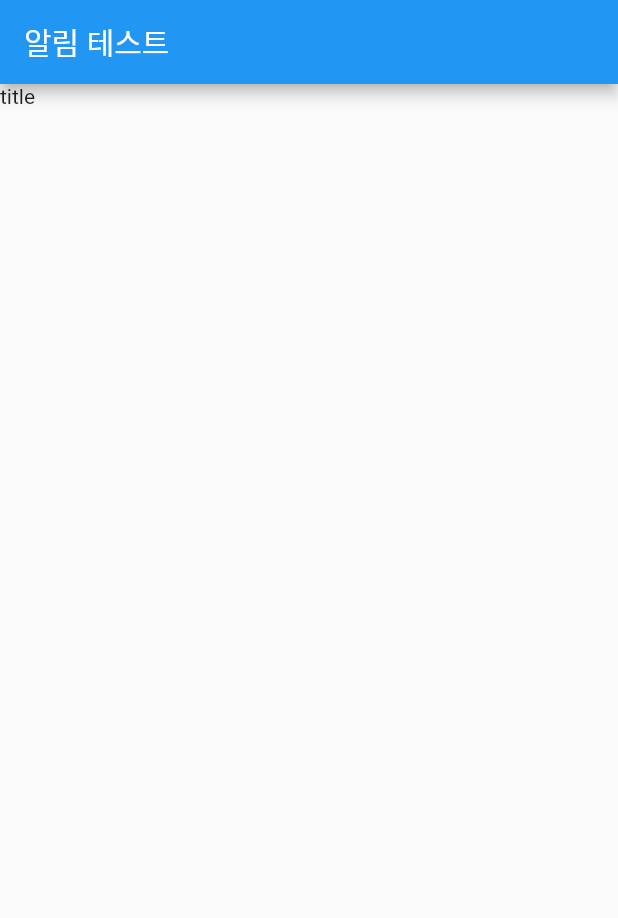
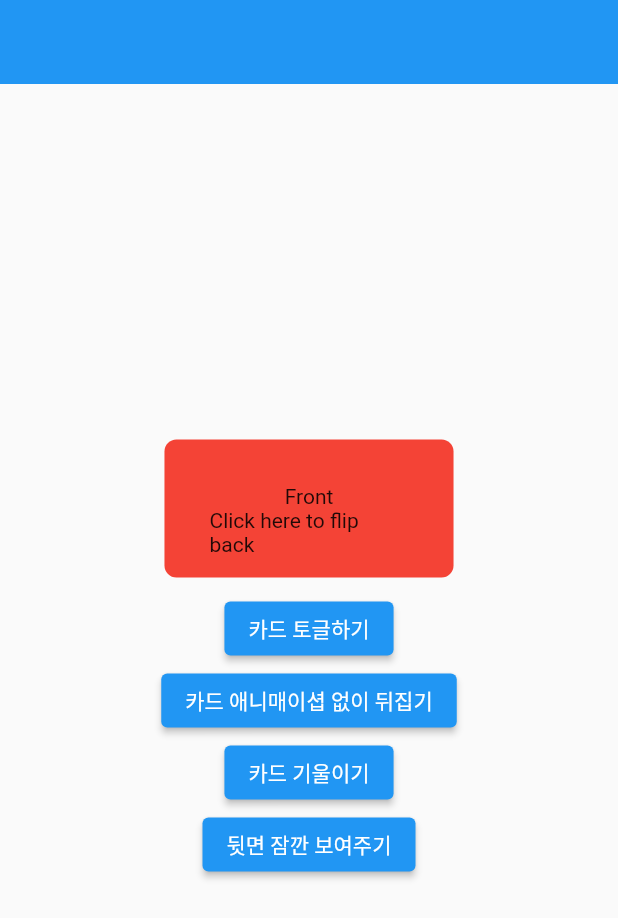
Before and after one commit to 96kyle/practiceLibrary, a Flutter app: the screen it shows after launch, on a phone screen of 412 x 824 dp. Shown: the top 918 px of the screen. Run offline on Flutter 3.47's test engine with Material 2 defaults, Android fonts, the phone set to English and light mode, and no system bars; drawn by our look-alikes of flip_card; our stand-ins replace flutter_colorpicker, image_gallery_saver, permission_handler.

Commit message:
major version up 2 -> 3

```diff
--- a/lib/filebaseNotification/firebaseNotification.dart
+++ /dev/null
@@ -1,69 +0,0 @@
-import 'package:firebase_core/firebase_core.dart';
-import 'package:firebase_messaging/firebase_messaging.dart';
-import 'package:flutter/material.dart';
-import 'package:flutter_local_notifications/flutter_local_notifications.dart';
-
-class FirebaseNotification extends StatefulWidget {
-  const FirebaseNotification({Key? key}) : super(key: key);
-
-  @override
-  _FirebaseNotificationState createState() => _FirebaseNotificationState();
-}
-
-class _FirebaseNotificationState extends State<FirebaseNotification> {
-  RemoteMessage? message = RemoteMessage();
-
-  @override
-  void initState() {
-    initialize();
-    super.initState();
-  }
-
-  // getToken() async {
-  //   String? token = await FirebaseMessaging.instance.getToken();
-  //   print(token);
-  // }
-
-  Future<void> initialize() async {
-    await Firebase.initializeApp();
-
-    await FirebaseMessaging.instance.requestPermission(
-      alert: true,
-      announcement: true,
-      badge: true,
-      carPlay: true,
-      criticalAlert: true,
-      provisional: true,
-      sound: true,
-    );
-
-    await FirebaseMessaging.instance
-        .setForegroundNotificationPresentationOptions(
-      alert: true,
-      badge: true,
-      sound: true,
-    );
-
-    FirebaseMessaging.onMessage.listen((RemoteMessage rm) {});
-
-    FirebaseMessaging.onMessageOpenedApp.listen((RemoteMessage rm) {
-      setState(() {
-        message = rm;
-      });
-    });
-
-    // FirebaseMessaging.onBackgroundMessage((message) {});
-  }
-
-  @override
-  Widget build(BuildContext context) {
-    return Scaffold(
-      appBar: AppBar(
-        title: Text('알림 테스트'),
-      ),
-      body: Container(
-        child: Text('${message?.notification?.title ?? 'title'}'),
-      ),
-    );
-  }
-}
--- a/lib/main.dart
+++ b/lib/main.dart
@@ -1,6 +1,4 @@
-import 'package:carousel/filebaseNotification/firebaseNotification.dart';
-import 'package:firebase_core/firebase_core.dart';
-import 'package:firebase_messaging/firebase_messaging.dart';
+import 'package:carousel/pages/flip_card_page.dart';
 import 'package:flutter/material.dart';
 
 void main() {
@@ -15,7 +13,7 @@ class MyApp extends StatelessWidget {
   Widget build(BuildContext context) {
     return MaterialApp(
       title: 'Carousel',
-      home: FirebaseNotification(),
+      home: FlipCardPage(),
     );
   }
 }
--- /dev/null
+++ b/lib/pages/flip_card_page.dart
@@ -0,0 +1,102 @@
+import 'package:flip_card/flip_card_controller.dart';
+import 'package:flutter/material.dart';
+import 'package:flip_card/flip_card.dart';
+
+class FlipCardPage extends StatefulWidget {
+  const FlipCardPage({Key? key}) : super(key: key);
+
+  @override
+  State<FlipCardPage> createState() => _FlipCardPageState();
+}
+
+class _FlipCardPageState extends State<FlipCardPage> {
+  final controller = FlipCardController();
+
+  @override
+  Widget build(BuildContext context) {
+    return Scaffold(
+      appBar: AppBar(
+        elevation: 0,
+      ),
+      body: Center(
+        child: Column(
+          mainAxisAlignment: MainAxisAlignment.center,
+          children: [
+            FlipCard(
+              controller: controller,
+              direction: FlipDirection.HORIZONTAL,
+              side: CardSide.FRONT,
+              autoFlipDuration: Duration(milliseconds: 3000),
+              speed: 1000,
+              flipOnTouch: false,
+              onFlip: () {},
+              alignment: Alignment.bottomLeft,
+              onFlipDone: (status) {
+                print('앞면일 때 false 뒤면일 떄 true $status');
+              },
+              fill: Fill.fillFront,
+              front: Container(
+                padding: EdgeInsets.all(30),
+                decoration: BoxDecoration(
+                  color: Colors.red,
+                  borderRadius: BorderRadius.all(Radius.circular(8.0)),
+                ),
+                child: Column(
+                  mainAxisAlignment: MainAxisAlignment.center,
+                  children: <Widget>[
+                    Text(
+                      'Front',
+                    ),
+                    Text(
+                      'Click here to flip back',
+                    ),
+                  ],
+                ),
+              ),
+              back: Container(
+                padding: EdgeInsets.all(30),
+                decoration: BoxDecoration(
+                  color: Colors.blue,
+                  borderRadius: BorderRadius.all(Radius.circular(8.0)),
+                ),
+                child: Column(
+                  mainAxisAlignment: MainAxisAlignment.center,
+                  children: <Widget>[
+                    Text(
+                      'Back',
+                    ),
+                    Text(
+                      'Click here to flip front',
+                    ),
+                  ],
+                ),
+              ),
+            ),
+            SizedBox(
+              height: 10,
+            ),
+            ElevatedButton(
+              onPressed: controller.toggleCard,
+              child: Text('카드 토글하기'),
+            ),
+            ElevatedButton(
+              onPressed: controller.toggleCardWithoutAnimation,
+              child: Text('카드 애니매이셥 없이 뒤집기'),
+            ),
+            ElevatedButton(
+              onPressed: () => controller.skew(.4),
+              child: Text('카드 기울이기'),
+            ),
+            ElevatedButton(
+              onPressed: () => controller.hint(
+                duration: Duration(milliseconds: 500),
+                total: Duration(milliseconds: 500),
+              ),
+              child: Text('뒷면 잠깐 보여주기'),
+            ),
+          ],
+        ),
+      ),
+    );
+  }
+}
```
Also changed, not shown: lib/api/client.dart (deleted, +0 -19 lines), lib/model/imageModel.dart (deleted, +0 -21 lines), lib/pages/carousel.dart (deleted, +0 -137 lines), lib/pages/kakaoMapTest.dart (deleted, +0 -99 lines), lib/pages/loading.dart (deleted, +0 -38 lines), lib/splash/splashTest.dart (deleted, +0 -101 lines), lib/store/imageStore.dart (deleted, +0 -29 lines), pubspec.yaml (+2 -41 lines), lib/api/client.g.dart (deleted), lib/model/imageModel.g.dart (deleted), lib/store/imageStore.g.dart (deleted), pubspec.lock, 3 other files.
